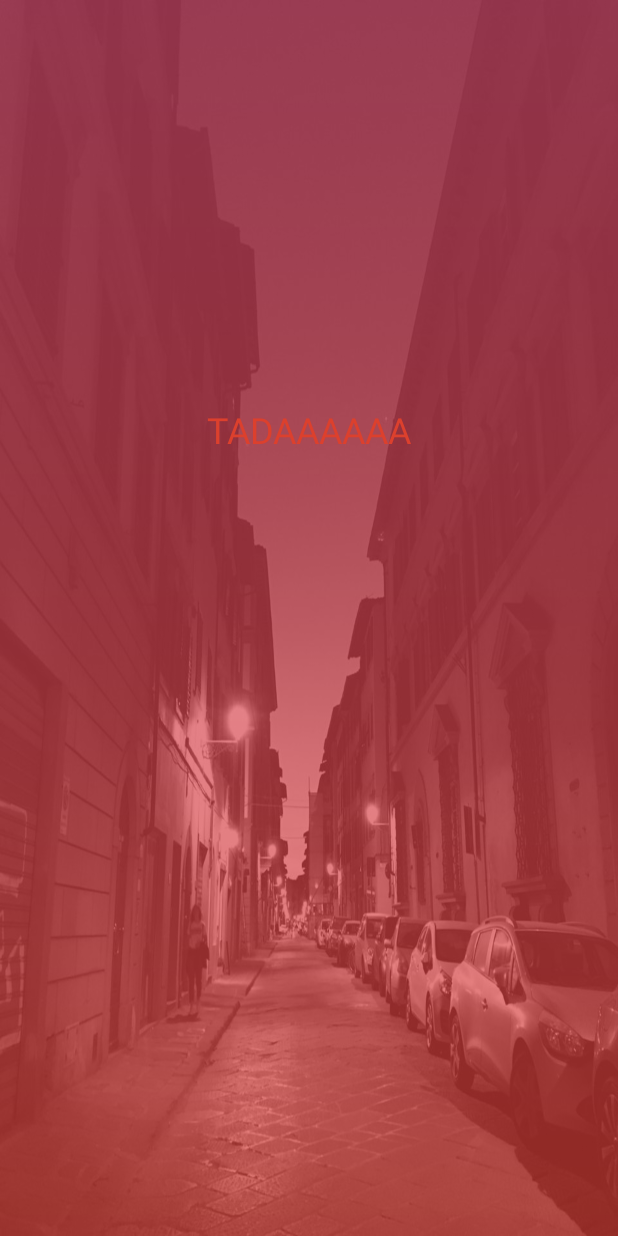
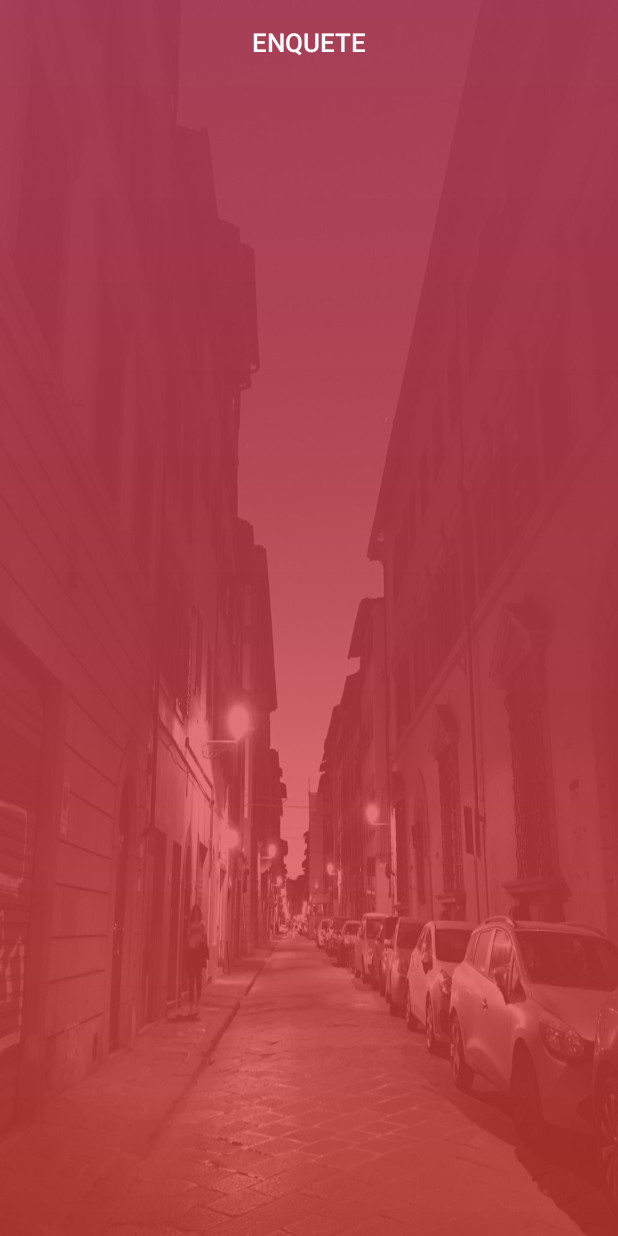
Before and after one commit to taisbatuira/AbacommDesafio, an Android app: the layout activity_enquete.xml on its own in the app's theme, with its tools: preview values and no code run, on a phone screen of 412 x 824 dp. Run offline under Robolectric (Android 15) with nearby library versions, the phone set to English and light mode, and no system bars.

Commit message:
Estilizando a Toolbar.

```diff
--- a/app/src/main/res/layout/activity_enquete.xml
+++ b/app/src/main/res/layout/activity_enquete.xml
@@ -15,6 +15,24 @@
         android:layout_height="match_parent"
         android:src="@drawable/background_gradiente"/>
 
+    <androidx.appcompat.widget.Toolbar
+        android:id="@+id/toolbar"
+        android:layout_width="match_parent"
+        android:layout_height="?attr/actionBarSize"
+        app:theme="@style/ThemeOverlay.AppCompat.Dark">
+
+        <TextView
+            android:id="@+id/toolbar_titulo"
+            android:layout_gravity="center"
+            android:layout_width="wrap_content"
+            android:layout_height="wrap_content"
+            android:textColor="@color/white"
+            android:textSize="17sp"
+            android:fontFamily="sans-serif-medium"
+            android:text="ENQUETE"/>
+
+    </androidx.appcompat.widget.Toolbar>
+
     <LinearLayout
         android:layout_width="wrap_content"
         android:layout_height="wrap_content"
@@ -22,7 +40,7 @@
 
         <LinearLayout
             android:layout_width="wrap_content"
-            android:layout_height="wrap_content"
+            android:layout_height="match_parent"
             android:orientation="vertical">
 
             <androidx.viewpager.widget.ViewPager
@@ -37,6 +55,7 @@
                 android:id="@+id/welcome_dots"
                 android:layout_width="match_parent"
                 android:layout_height="40dp"
+                android:layout_margin="40dp"
                 app:tabBackground="@drawable/dot_selector"
                 app:tabGravity="center"
                 app:tabIndicatorHeight="0dp" />
@@ -49,9 +68,9 @@
             android:layout_height="wrap_content"
             android:gravity="center_vertical|center_horizontal"
             android:layout_gravity="center_vertical|center_horizontal"
-            android:text="TADAAAAAA"
             android:textColor="@color/tint_botao_entrar"
             android:textSize="24sp" />
 
     </LinearLayout>
+
 </RelativeLayout>
--- a/app/src/main/res/layout/fragment_enquete.xml
+++ b/app/src/main/res/layout/fragment_enquete.xml
@@ -6,14 +6,13 @@
     android:backgroundTint="#55000000">
 
     <TextView
-        android:id="@+id/fragment_welcome_titulo"
+        android:id="@+id/fragment_enquete_pergunta"
         android:layout_width="wrap_content"
         android:layout_height="wrap_content"
         android:layout_gravity="center"
         android:layout_marginBottom="13dp"
         android:textStyle="bold"
         android:gravity="center_horizontal"
-        android:text="Texto 1"
         android:textColor="@color/white"
         android:textSize="19sp" />
 
--- a/app/src/main/res/values/colors.xml
+++ b/app/src/main/res/values/colors.xml
@@ -6,8 +6,8 @@
     <color name="default_background">#eef1f2</color>
 
 
-    <color name="gradiente_rosa">#aad74a6c</color>
-    <color name="gradiente_vermelho">#aad63b32</color>
+    <color name="gradiente_rosa">#bbd74a6c</color>
+    <color name="gradiente_vermelho">#bbd63b32</color>
 
 
     <color name="white">#ffffff</color>
@@ -16,5 +16,6 @@
     <color name="corPadrãoComTransparencia">#66dc402d</color>
     <color name="corPadrao">#dc402d</color>
     <color name="pumpkin_orange">#ff8000</color>
+    <color name="transparente">#00000000</color>
 
 </resources>
--- a/app/src/main/res/values/styles.xml
+++ b/app/src/main/res/values/styles.xml
@@ -1,11 +1,17 @@
 <resources>
 
-    <!-- Base application theme. -->
     <style name="AppTheme" parent="Theme.AppCompat.Light.DarkActionBar">
-        <!-- Customize your theme here. -->
         <item name="colorPrimary">@color/colorPrimary</item>
         <item name="colorPrimaryDark">@color/colorPrimaryDark</item>
         <item name="colorAccent">@color/colorAccent</item>
     </style>
 
+    <style
+        name="NoActionBar" parent="Theme.AppCompat.Light.NoActionBar">
+        <item name="colorPrimaryDark">@color/colorPrimaryDark</item>
+    </style>
+
+
+
+
 </resources>
```
Also changed, not shown: app/src/main/AndroidManifest.xml (+7 -3 lines), app/src/main/java/abacomm/com/br/desafio/EnqueteActivity.java (+27 -1 lines).
